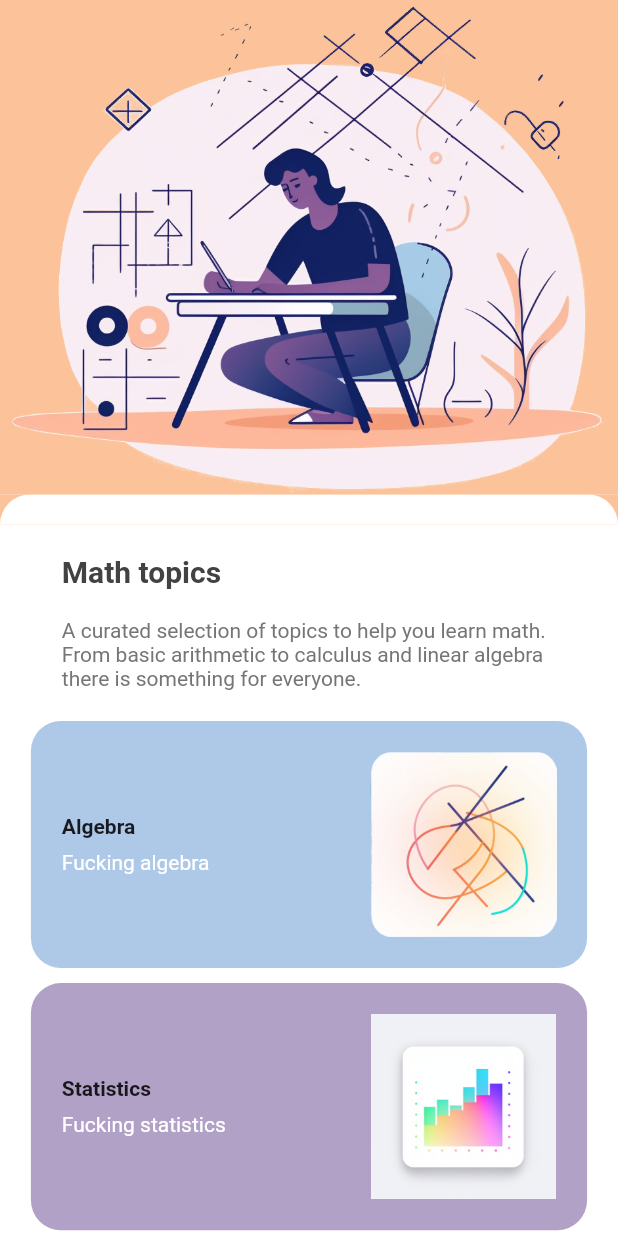
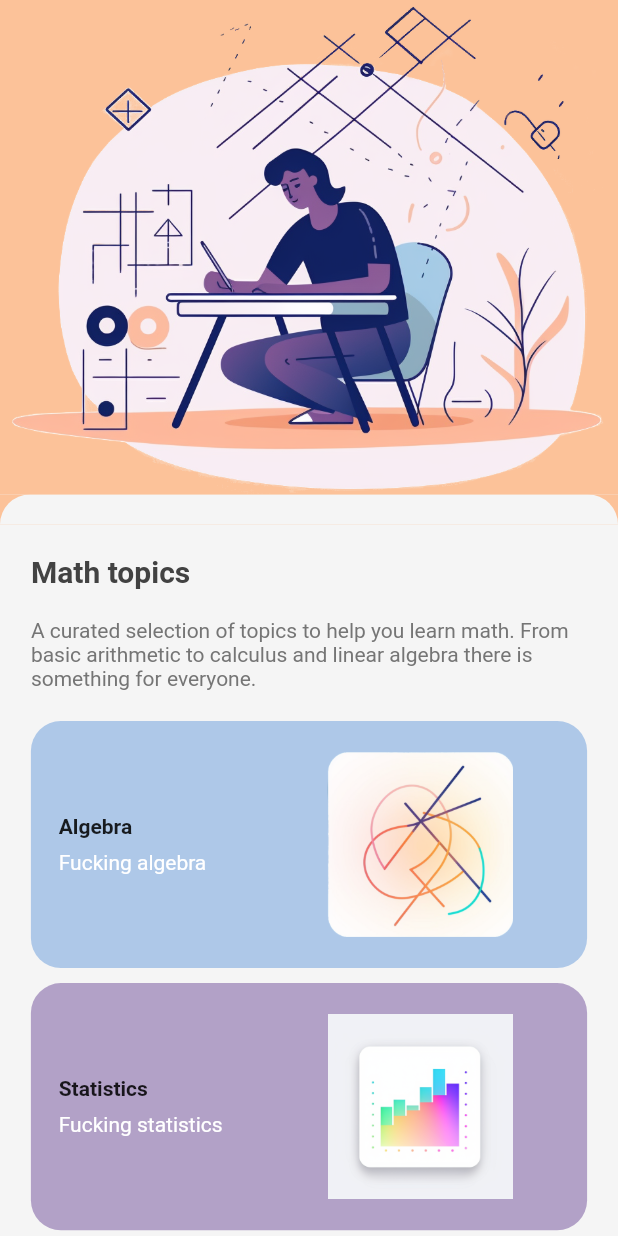
Before and after one commit to giuliovv/magistro, a Flutter app: the screen it shows after launch, on a phone screen of 412 x 824 dp. Run offline on Flutter 3.47's test engine with Material 2 defaults, Android fonts, the phone set to English and light mode, and no system bars.

Commit message:
Fix width bug

```diff
--- a/lib/math_selection.dart
+++ b/lib/math_selection.dart
@@ -43,7 +43,7 @@ class CurvedSeparator extends StatelessWidget {
             Container(
               height: 20,
               decoration: const BoxDecoration(
-                color: Colors.white,
+                color: Color(0xfff5f5f5),
                 borderRadius: BorderRadius.only(
                   topLeft: Radius.circular(20.0),
                   topRight: Radius.circular(20.0),
@@ -63,9 +63,10 @@ class Headertext extends StatelessWidget {
   @override
   Widget build(BuildContext context) {
     var width = MediaQuery.of(context).size.width;
+    double cardWidth = width * 0.9 < 400 ? width * 0.9 : 400;
     return SliverToBoxAdapter(
         child: Container(
-      margin: EdgeInsets.symmetric(horizontal: width * 0.1, vertical: 20),
+      margin: EdgeInsets.symmetric(horizontal: (width - cardWidth)/2, vertical: 20),
       child: Column(
         crossAxisAlignment: CrossAxisAlignment.start,
         children: <Widget>[
@@ -122,9 +123,9 @@ class ListTileElement extends StatelessWidget {
         child: Row(
           crossAxisAlignment: CrossAxisAlignment.start,
           children: [
-            SizedBox(width: width * 0.05),
+            SizedBox(width: cardWidth * 0.05),
             Container(
-              width: 0.4 * width,
+              width: 0.4 * cardWidth,
               child: Column(
                 mainAxisAlignment: MainAxisAlignment.center,
                 crossAxisAlignment: CrossAxisAlignment.start,
@@ -145,11 +146,11 @@ class ListTileElement extends StatelessWidget {
                 ],
               ),
             ),
-            SizedBox(width: width * 0.05),
+            SizedBox(width: cardWidth * 0.05),
             Container(
               margin: EdgeInsets.symmetric(
                   vertical: (height * 0.2 - height * 0.15) / 2),
-              width: width * 0.4,
+              width: cardWidth * 0.4,
               height: height * 0.15,
               decoration: BoxDecoration(
                 // borderRadius: BorderRadius.circular(100),
@@ -170,7 +171,7 @@ class _MathSelectionState extends State<MathSelection> {
   @override
   Widget build(BuildContext context) {
     return Scaffold(
-      backgroundColor: Colors.white,
+      backgroundColor: const Color(0xfff5f5f5),
       body: CustomScrollView(
         slivers: <Widget>[
           const CustomAppBar(),
@@ -199,6 +200,7 @@ class _MathSelectionState extends State<MathSelection> {
                   color: Color(0xffB0C4A4),
                   image: AssetImage('assets/math/algebra_logo.png'),
                 ),
+                const SizedBox(height: 10),
               ],
             ),
           ),
```
Also changed, not shown: 3 other files.
